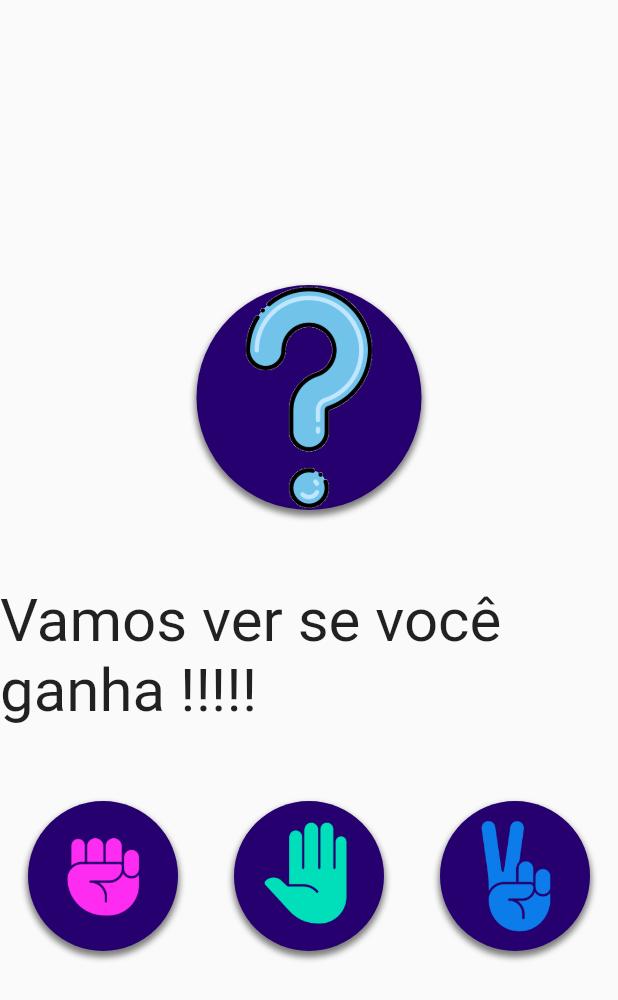
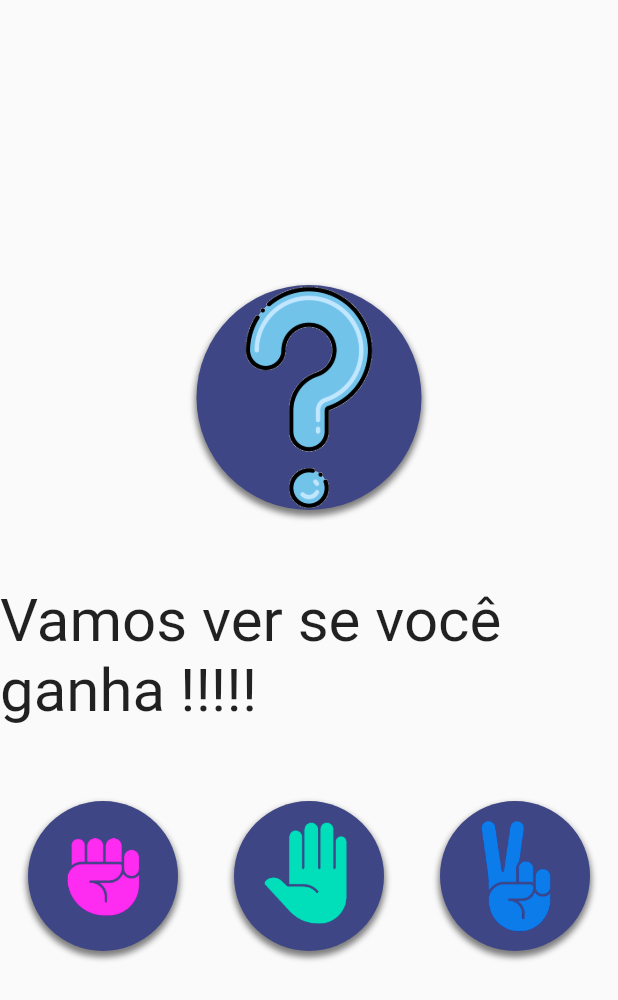
Before and after one commit to lucasChicoski/JokePo, a Flutter app: the JokePoLandScape widget shown alone on an empty page, opened directly, on a phone screen of 412 x 824 dp. Shown: the top 1000 px of the screen. Run offline on Flutter 3.47's test engine with Material 2 defaults, Android fonts, the phone set to English and light mode, and no system bars; our stand-ins replace flutter_mobx, get_it, mobx; generated files the repository leaves out were written again.

Commit message:
Projeto Finalizado

```diff
--- a/lib/components/landscape.dart
+++ b/lib/components/landscape.dart
@@ -1,6 +1,7 @@
 import 'package:flutter/material.dart';
 import 'package:flutter_mobx/flutter_mobx.dart';
 import 'package:get_it/get_it.dart';
+import 'package:jokepo/break_points/colors.dart';
 import 'package:jokepo/break_points/emotions.dart';
 import 'package:jokepo/break_points/images.dart';
 import 'package:jokepo/controllers/jokenpo_controller.dart';
@@ -34,7 +35,7 @@ class _JokePoLandScapeState extends State<JokePoLandScape> {
                       return Container(
                         decoration: BoxDecoration(
                           borderRadius: BorderRadius.circular(100),
-                          color: Color(0xff26006e),
+                          color: Color(icones),
                           boxShadow: [
                             BoxShadow(
                               color: Colors.black.withOpacity(0.5),
@@ -69,7 +70,7 @@ class _JokePoLandScapeState extends State<JokePoLandScape> {
                           children: [
                             Container(
                               decoration: BoxDecoration(
-                                color: Color(0xff26006e),
+                                color: Color(icones),
                                 borderRadius: BorderRadius.circular(100),
                                 boxShadow: [
                                   BoxShadow(
@@ -90,7 +91,7 @@ class _JokePoLandScapeState extends State<JokePoLandScape> {
                             ),
                             Container(
                               decoration: BoxDecoration(
-                                color: Color(0xff26006e),
+                                color: Color(icones),
                                 borderRadius: BorderRadius.circular(100),
                                 boxShadow: [
                                   BoxShadow(
@@ -110,7 +111,7 @@ class _JokePoLandScapeState extends State<JokePoLandScape> {
                             ),
                             Container(
                               decoration: BoxDecoration(
-                                color: Color(0xff26006e),
+                                color: Color(icones),
                                 borderRadius: BorderRadius.circular(100),
                                 boxShadow: [
                                   BoxShadow(
@@ -155,7 +156,7 @@ class _JokePoLandScapeState extends State<JokePoLandScape> {
                           children: [
                             Container(
                                 decoration: BoxDecoration(
-                                  color: Color(0xff26006e),
+                                  color: Color(icones),
                                   borderRadius: BorderRadius.circular(100),
                                   boxShadow: [
                                     BoxShadow(
@@ -185,7 +186,7 @@ class _JokePoLandScapeState extends State<JokePoLandScape> {
                               children: [
                                 Container(
                                     decoration: BoxDecoration(
-                                      color: Color(0xff26006e),
+                                      color: Color(icones),
                                       borderRadius: BorderRadius.circular(100),
                                       boxShadow: [
                                         BoxShadow(
@@ -205,7 +206,7 @@ class _JokePoLandScapeState extends State<JokePoLandScape> {
                                     )),
                                 Container(
                                   decoration: BoxDecoration(
-                                    color: Color(0xff26006e),
+                                    color: Color(icones),
                                     borderRadius: BorderRadius.circular(100),
                                     boxShadow: [
                                       BoxShadow(
@@ -229,7 +230,7 @@ class _JokePoLandScapeState extends State<JokePoLandScape> {
                                 ),
                                 Container(
                                   decoration: BoxDecoration(
-                                    color: Color(0xff26006e),
+                                    color: Color(icones),
                                     borderRadius: BorderRadius.circular(100),
                                     boxShadow: [
                                       BoxShadow(
```
